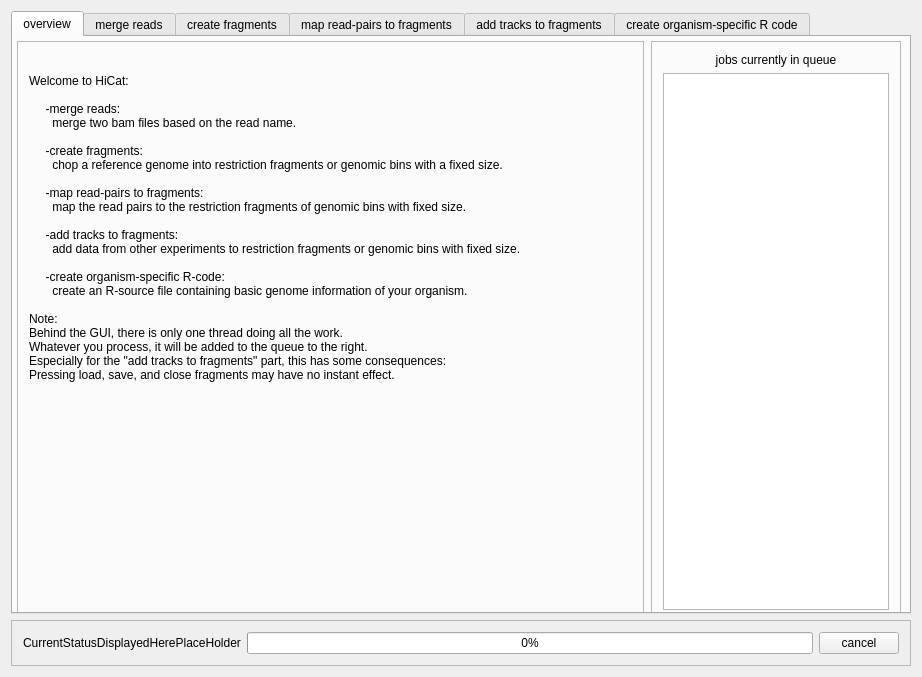
This is source/HiCdat/widget.ui in MWSchmid/HiCdat as Qt 5 draws it before an edit. The edited form follows.
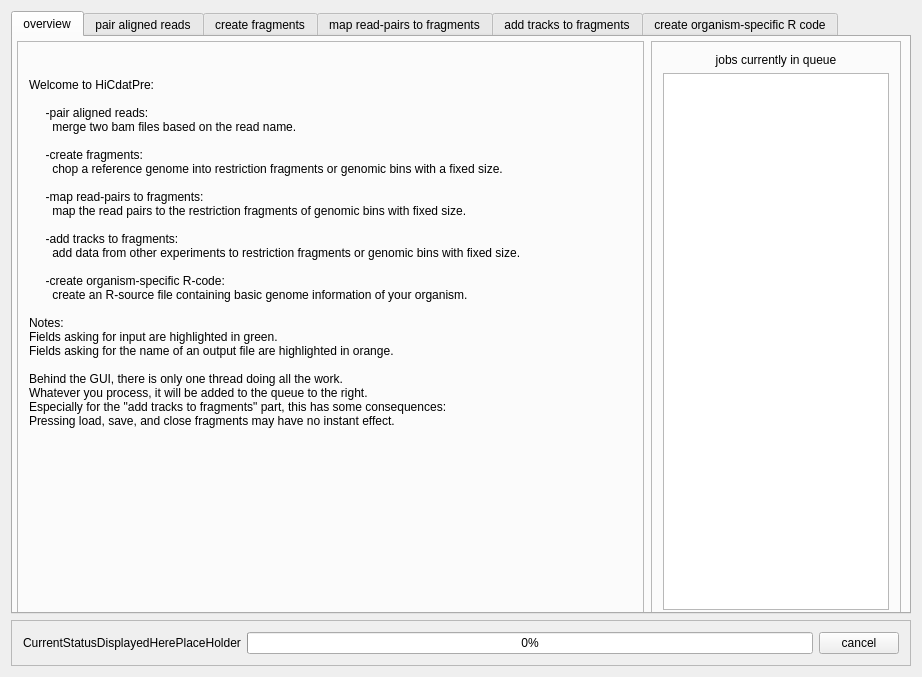
This is the edited form.

Patch:
```diff
--- a/source/HiCdat/widget.ui
+++ b/source/HiCdat/widget.ui
@@ -50,13 +50,13 @@
           <property name="minimumSize">
            <size>
             <width>0</width>
-            <height>350</height>
+            <height>400</height>
            </size>
           </property>
           <property name="text">
-           <string>Welcome to HiCat:
+           <string>Welcome to HiCdatPre:
 
-     -merge reads:
+     -pair aligned reads:
        merge two bam files based on the read name.
 
      -create fragments:
@@ -71,7 +71,10 @@
      -create organism-specific R-code:
        create an R-source file containing basic genome information of your organism.
 
-Note:
+Notes:
+Fields asking for input are highlighted in green.
+Fields asking for the name of an output file are highlighted in orange.
+
 Behind the GUI, there is only one thread doing all the work. 
 Whatever you process, it will be added to the queue to the right.
 Especially for the &quot;add tracks to fragments&quot; part, this has some consequences:
@@ -166,7 +169,7 @@
      </widget>
      <widget class="QWidget" name="mergeReadsTab">
       <attribute name="title">
-       <string>merge reads</string>
+       <string>pair aligned reads</string>
       </attribute>
       <layout class="QGridLayout" name="gridLayout_4">
        <item row="0" column="1">
```
Left out of the diff: 8 changed lines with no effect on the pictures.
